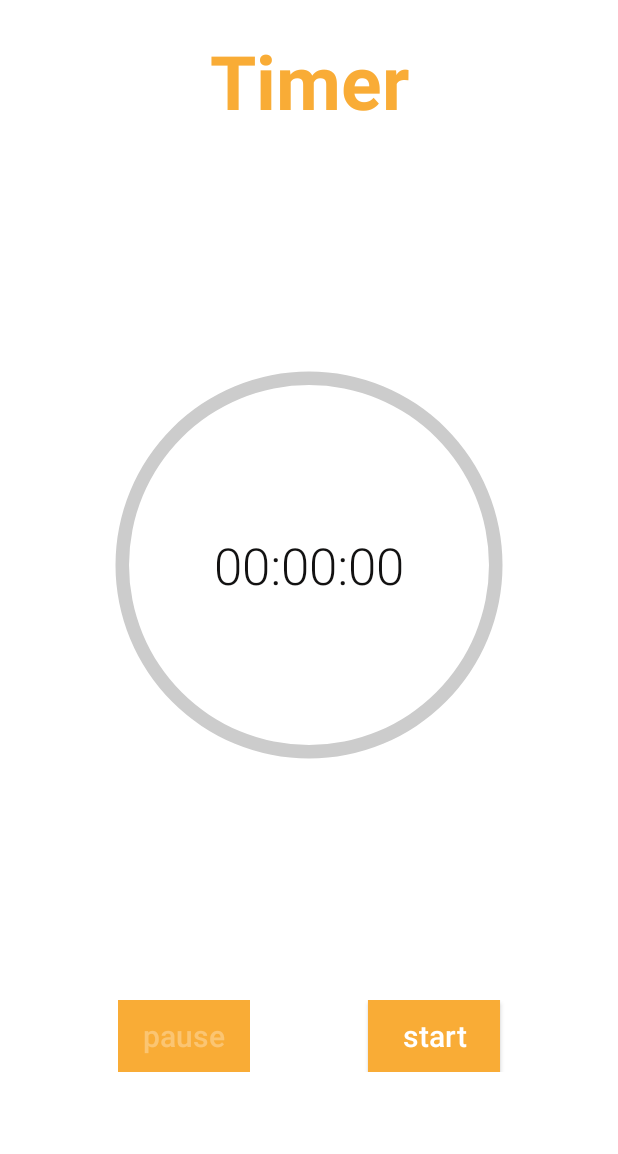
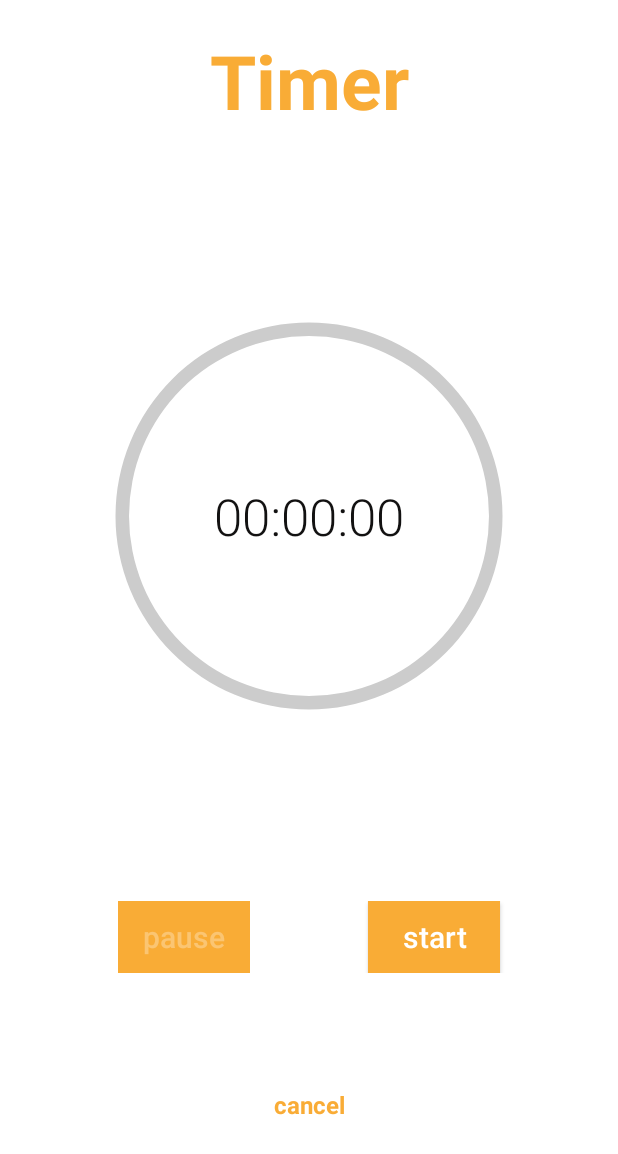
Before and after one commit to shanirfrid/CookingApp, an Android app: the Timerrun screen opened directly, with no data from a screen before it, on a phone screen of 412 x 824 dp. Shown: the top 1154 px of the screen. Run offline under Robolectric (Android 15) with nearby library versions, the phone set to English and light mode, and no system bars.

Commit message:
feat[Timer Run]: Add a cancel button

```diff
--- a/app/src/main/java/com/example/shanir/cookingappofshanir/Timerrun.java
+++ b/app/src/main/java/com/example/shanir/cookingappofshanir/Timerrun.java
@@ -51,7 +51,19 @@ public class Timerrun extends AppCompatActivity implements View.OnClickListener
         Time timertext=new Time(cheakTime.gethour(),cheakTime.getmin(),cheakTime.getsec());
         tv.setText(timertext.toString());
 
+        setCancelButtonClickListener();
     }
+
+    private void setCancelButtonClickListener() {
+        findViewById(R.id.cancel_timer_text_view)
+                .setOnClickListener(new View.OnClickListener() {
+                    @Override
+                    public void onClick(View view) {
+                        finish();
+                    }
+                });
+    }
+
     @Override
     public boolean onCreateOptionsMenu(Menu menu) {
         getMenuInflater().inflate(R.menu.menu_back, menu);
--- a/app/src/main/res/layout/activity_timerrun.xml
+++ b/app/src/main/res/layout/activity_timerrun.xml
@@ -64,7 +64,7 @@
         android:id="@+id/start_stop_layout"
         android:layout_width="match_parent"
         android:layout_height="wrap_content"
-        app:layout_constraintBottom_toBottomOf="parent"
+        app:layout_constraintBottom_toBottomOf="@id/cancel_timer_text_view"
         app:layout_constraintTop_toBottomOf="@id/timer_layout">
 
         <Button
@@ -94,4 +94,17 @@
             app:layout_constraintTop_toTopOf="parent" />
 
     </android.support.constraint.ConstraintLayout>
+
+    <TextView
+        android:id="@+id/cancel_timer_text_view"
+        android:layout_width="wrap_content"
+        android:layout_height="wrap_content"
+        android:text="cancel"
+        android:textColor="#F9AC36"
+        android:textSize="16sp"
+        android:textStyle="bold"
+        app:layout_constraintStart_toStartOf="parent"
+        app:layout_constraintEnd_toEndOf="parent"
+        app:layout_constraintBottom_toBottomOf="parent"
+        app:layout_constraintTop_toBottomOf="@id/start_stop_layout"/>
 </android.support.constraint.ConstraintLayout>
```
